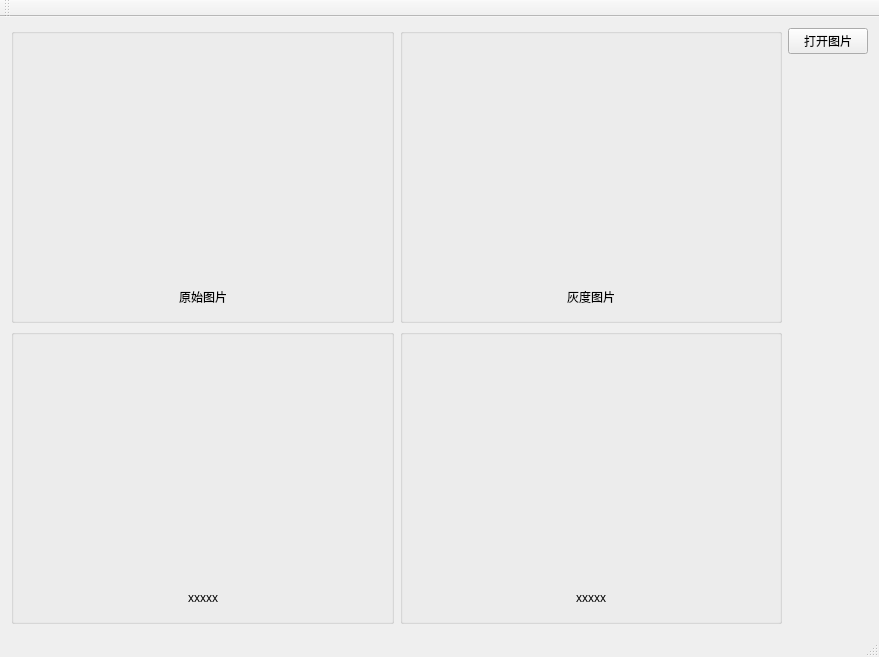
Qt form handleImg/mainwindow.ui (likang-wx/OpenCVExampleByQt) before a commit.
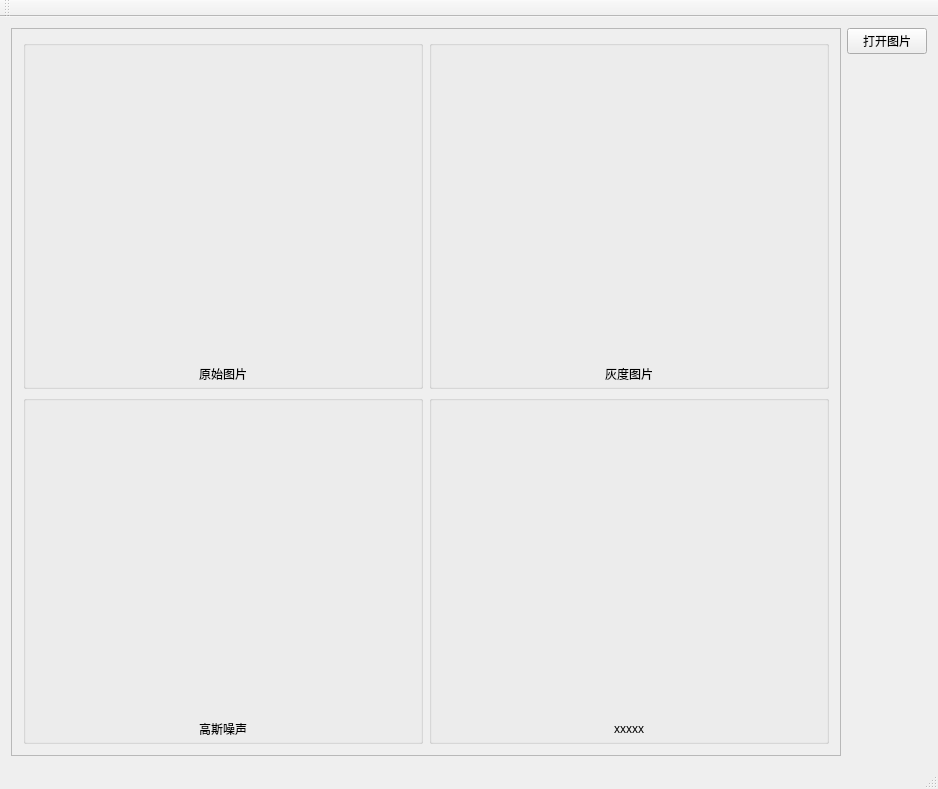
The same form after that commit.

Commit message: 添加高斯噪声和灰度图显示

What changed in the file:
```diff
--- a/handleImg/mainwindow.ui
+++ b/handleImg/mainwindow.ui
@@ -6,40 +6,31 @@
    <rect>
     <x>0</x>
     <y>0</y>
-    <width>879</width>
-    <height>657</height>
+    <width>938</width>
+    <height>789</height>
    </rect>
   </property>
   <property name="windowTitle">
    <string>MainWindow</string>
   </property>
   <widget class="QWidget" name="centralWidget">
-   <layout class="QGridLayout" name="gridLayout_22">
-    <item row="0" column="1">
-     <layout class="QVBoxLayout" name="verticalLayout">
-      <item>
-       <widget class="QPushButton" name="openImg">
-        <property name="text">
-         <string>打开图片</string>
-        </property>
-       </widget>
-      </item>
-      <item>
-       <spacer name="verticalSpacer">
-        <property name="orientation">
-         <enum>Qt::Vertical</enum>
-        </property>
-        <property name="sizeHint" stdset="0">
-         <size>
-          <width>20</width>
-          <height>40</height>
-         </size>
-        </property>
-       </spacer>
-      </item>
-     </layout>
-    </item>
-    <item row="0" column="0" rowspan="2">
+   <layout class="QGridLayout" name="gridLayout_4">
+    <item row="0" column="0">
+     <widget class="QScrollArea" name="scrollArea">
+      <property name="widgetResizable">
+       <bool>true</bool>
+      </property>
+      <widget class="QWidget" name="scrollAreaWidgetContents">
+       <property name="geometry">
+        <rect>
+         <x>0</x>
+         <y>0</y>
+         <width>830</width>
+         <height>708</height>
+        </rect>
+       </property>
+       <layout class="QGridLayout" name="gridLayout_3">
+        <item row="0" column="0">
      <layout class="QGridLayout" name="gridLayout_21">
       <item row="0" column="0">
        <widget class="QGroupBox" name="groupBox">
@@ -95,16 +86,41 @@
            </item>
            <item row="1" column="1">
             <widget class="QLabel" name="label_2">
+                 <property name="maximumSize">
+                  <size>
+                   <width>16777215</width>
+                   <height>24</height>
+                  </size>
+                 </property>
              <property name="text">
               <string>原始图片</string>
              </property>
             </widget>
            </item>
+               <item row="1" column="0">
+                <spacer name="horizontalSpacer">
+                 <property name="orientation">
+                  <enum>Qt::Horizontal</enum>
+                 </property>
+                 <property name="sizeType">
+                  <enum>QSizePolicy::MinimumExpanding</enum>
+                 </property>
+                 <property name="sizeHint" stdset="0">
+                  <size>
+                   <width>40</width>
+                   <height>20</height>
+                  </size>
+                 </property>
+                </spacer>
+               </item>
            <item row="1" column="2">
             <spacer name="horizontalSpacer_2">
              <property name="orientation">
               <enum>Qt::Horizontal</enum>
              </property>
+                 <property name="sizeType">
+                  <enum>QSizePolicy::MinimumExpanding</enum>
+                 </property>
              <property name="sizeHint" stdset="0">
               <size>
                <width>40</width>
@@ -149,6 +165,9 @@
              <property name="orientation">
               <enum>Qt::Horizontal</enum>
              </property>
+                 <property name="sizeType">
+                  <enum>QSizePolicy::MinimumExpanding</enum>
+                 </property>
              <property name="sizeHint" stdset="0">
               <size>
                <width>40</width>
@@ -159,6 +178,12 @@
            </item>
            <item row="1" column="1">
             <widget class="QLabel" name="label_7">
+                 <property name="maximumSize">
+                  <size>
+                   <width>16777215</width>
+                   <height>24</height>
+                  </size>
+                 </property>
              <property name="text">
               <string>灰度图片</string>
              </property>
@@ -169,6 +194,9 @@
              <property name="orientation">
               <enum>Qt::Horizontal</enum>
              </property>
+                 <property name="sizeType">
+                  <enum>QSizePolicy::MinimumExpanding</enum>
+                 </property>
              <property name="sizeHint" stdset="0">
               <size>
                <width>40</width>
@@ -239,6 +267,9 @@
              <property name="orientation">
               <enum>Qt::Horizontal</enum>
              </property>
+                 <property name="sizeType">
+                  <enum>QSizePolicy::MinimumExpanding</enum>
+                 </property>
              <property name="sizeHint" stdset="0">
               <size>
                <width>40</width>
@@ -249,8 +280,14 @@
            </item>
            <item row="1" column="1">
             <widget class="QLabel" name="label_9">
+                 <property name="maximumSize">
+                  <size>
+                   <width>16777215</width>
+                   <height>24</height>
+                  </size>
+                 </property>
              <property name="text">
-              <string>xxxxx</string>
+                  <string>高斯噪声</string>
              </property>
             </widget>
            </item>
@@ -259,6 +296,9 @@
              <property name="orientation">
               <enum>Qt::Horizontal</enum>
              </property>
+                 <property name="sizeType">
+                  <enum>QSizePolicy::MinimumExpanding</enum>
+                 </property>
              <property name="sizeHint" stdset="0">
               <size>
                <width>40</width>
@@ -303,6 +343,9 @@
              <property name="orientation">
               <enum>Qt::Horizontal</enum>
              </property>
+                 <property name="sizeType">
+                  <enum>QSizePolicy::MinimumExpanding</enum>
+                 </property>
              <property name="sizeHint" stdset="0">
               <size>
                <width>40</width>
@@ -313,6 +356,12 @@
            </item>
            <item row="1" column="1">
             <widget class="QLabel" name="label_11">
+                 <property name="maximumSize">
+                  <size>
+                   <width>16777215</width>
+                   <height>24</height>
+                  </size>
+                 </property>
              <property name="text">
               <string>xxxxx</string>
              </property>
@@ -323,6 +372,9 @@
              <property name="orientation">
               <enum>Qt::Horizontal</enum>
              </property>
+                 <property name="sizeType">
+                  <enum>QSizePolicy::MinimumExpanding</enum>
+                 </property>
              <property name="sizeHint" stdset="0">
               <size>
                <width>40</width>
@@ -353,6 +405,34 @@
     </item>
    </layout>
   </widget>
+     </widget>
+    </item>
+    <item row="0" column="1">
+     <layout class="QVBoxLayout" name="verticalLayout">
+      <item>
+       <widget class="QPushButton" name="openImg">
+        <property name="text">
+         <string>打开图片</string>
+        </property>
+       </widget>
+      </item>
+      <item>
+       <spacer name="verticalSpacer">
+        <property name="orientation">
+         <enum>Qt::Vertical</enum>
+        </property>
+        <property name="sizeHint" stdset="0">
+         <size>
+          <width>20</width>
+          <height>40</height>
+         </size>
+        </property>
+       </spacer>
+      </item>
+     </layout>
+    </item>
+   </layout>
+  </widget>
   <widget class="QMenuBar" name="menuBar">
    <property name="geometry">
     <rect>
```
Left out of the diff: 45 changed lines with no effect on the pictures. Lines whose indentation alone changed are shown as unchanged. The commit also changes 4 other files.
